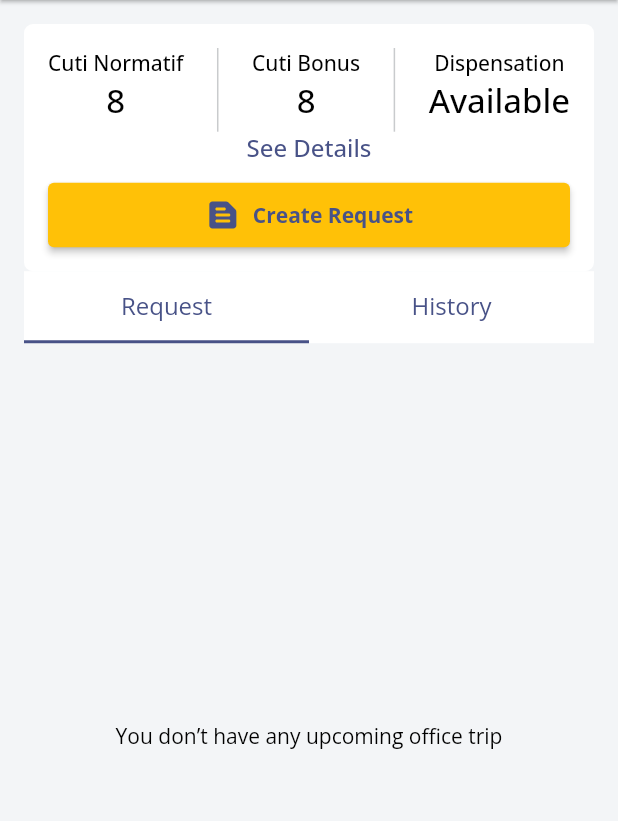
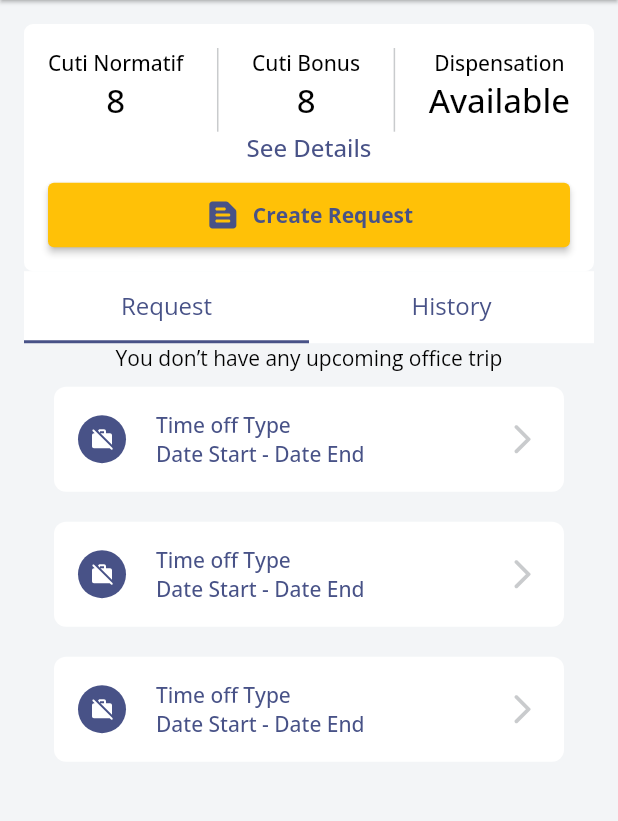
Before and after one commit to fikrighifari/sangati-hris, a Flutter app: the TimeOffScreen screen opened by its route, on a phone screen of 412 x 824 dp, the part 84-905 px from its top. Run offline on Flutter 3.47's test engine with Material 2 defaults, Android fonts, the phone set to English and light mode, and no system bars; our stand-ins replace camera, device_info_plus, dio, flutter_modular, flutter_svg, geolocator and 9 more; missing offline and left inert: android_id, datetime_setting, glutton, google_ml_kit; accounts and stored records are empty; project files that could hold a hidden picture were left out.

Commit message:
Add: detail time off screen

```diff
--- a/lib/app/config/time_off_routes.dart
+++ b/lib/app/config/time_off_routes.dart
@@ -1,6 +1,9 @@
 import 'package:flutter_modular/flutter_modular.dart';
+import 'package:sangati/app/ui/time_off/time_off_detail_screen.dart';
 import 'package:sangati/app/ui/time_off/time_off_screen.dart';
 
 List<ModularRoute> timeOffRoutes = [
   ChildRoute('/', child: (context, args) => const TimeOffScreen()),
+  ChildRoute('/detail_time_off',
+      child: (context, args) => const TimeOffDetailScreen()),
 ];
--- a/lib/app/ui/time_off/time_off_screen.dart
+++ b/lib/app/ui/time_off/time_off_screen.dart
@@ -1,4 +1,5 @@
 import 'package:flutter/material.dart';
+import 'package:flutter_modular/flutter_modular.dart';
 import 'package:flutter_svg/flutter_svg.dart';
 import 'package:sangati/app/themes/app_themes.dart';
 import 'package:sangati/app/widgets/reusable_components/reusable_components.dart';
@@ -96,9 +97,14 @@ class _TimeOffScreenState extends State<TimeOffScreen>
                         ],
                       ),
                     ),
-                    TextWidget.titleMedium(
-                      'See Details',
-                      color: AppColor.primaryBlueColor(),
+                    GestureDetector(
+                      onTap: () {
+                        Modular.to.pushNamed('/time_off/detail_time_off');
+                      },
+                      child: TextWidget.titleMedium(
+                        'See Details',
+                        color: AppColor.primaryBlueColor(),
+                      ),
                     ),
                     SizedBox(
                       height: 12,
@@ -149,7 +155,7 @@ class _TimeOffScreenState extends State<TimeOffScreen>
               Expanded(
                 child: TabBarView(
                   controller: _tabController,
-                  children: [
+                  children: const [
                     Tab1Screen(),
                     Tab2Screen(),
                   ],
@@ -164,17 +170,50 @@ class _TimeOffScreenState extends State<TimeOffScreen>
 }
 
 class Tab1Screen extends StatelessWidget {
+  const Tab1Screen({super.key});
+
   @override
   Widget build(BuildContext context) {
-    return const Center(
-      child: TextWidget.bodyMedium(
-        'You don’t have any upcoming office trip',
+    return Center(
+      child: Column(
+        // mainAxisAlignment: MainAxisAlignment.center,
+        children: [
+          TextWidget.bodyMedium(
+            'You don’t have any upcoming office trip',
+          ),
+          ProfileContentMenu(
+            menuTitle: 'Time off Type',
+            subTitle: 'Date Start - Date End',
+            menuIcon: 'ic_work_off',
+            onTap: () {
+              // _showFeatureDialog();
+            },
+          ),
+          ProfileContentMenu(
+            menuTitle: 'Time off Type',
+            subTitle: 'Date Start - Date End',
+            menuIcon: 'ic_work_off',
+            onTap: () {
+              // _showFeatureDialog();
+            },
+          ),
+          ProfileContentMenu(
+            menuTitle: 'Time off Type',
+            subTitle: 'Date Start - Date End',
+            menuIcon: 'ic_work_off',
+            onTap: () {
+              // _showFeatureDialog();
+            },
+          ),
+        ],
       ),
     );
   }
 }
 
 class Tab2Screen extends StatelessWidget {
+  const Tab2Screen({super.key});
+
   @override
   Widget build(BuildContext context) {
     return const Center(
@@ -184,3 +223,114 @@ class Tab2Screen extends StatelessWidget {
     );
   }
 }
+
+class ProfileContentMenu extends StatelessWidget {
+  final String? menuTitle;
+  final String? subTitle;
+  final String? menuIcon;
+  final Function()? onTap;
+  const ProfileContentMenu({
+    super.key,
+    this.menuTitle,
+    this.subTitle,
+    this.menuIcon,
+    this.onTap,
+  });
+
+  @override
+  Widget build(BuildContext context) {
+    return InkWell(
+      onTap: onTap,
+      child: CustomContainer(
+        padding: EdgeInsets.symmetric(
+          horizontal: defaultMargin,
+          vertical: defaultMargin,
+        ),
+        radius: 8,
+        margin: const EdgeInsets.symmetric(horizontal: 20, vertical: 10.0),
+        child: Column(
+          children: [
+            Row(
+              crossAxisAlignment: CrossAxisAlignment.center,
+              mainAxisAlignment: MainAxisAlignment.start,
+              mainAxisSize: MainAxisSize.min,
+              children: [
+                Container(
+                    height: 32,
+                    width: 32,
+                    margin: const EdgeInsets.only(
+                      right: 12,
+                    ),
+                    padding: const EdgeInsets.all(8),
+                    decoration: BoxDecoration(
+                      shape: BoxShape.circle,
+                      color: AppColor.primaryBlueColor(),
+                    ),
+                    child: SvgPicture.asset(
+                      'assets/icons/$menuIcon.svg',
+                      colorFilter: ColorFilter.mode(
+                        AppColor.whiteColor(),
+                        BlendMode.srcIn,
+                      ),
+                    )),
+                const SizedBox(width: 8),
+                Expanded(
+                  child: Column(
+                    crossAxisAlignment: CrossAxisAlignment.start,
+                    children: [
+                      Container(
+                        padding: const EdgeInsets.only(bottom: 0.0),
+                        child: Column(
+                            crossAxisAlignment: CrossAxisAlignment.start,
+                            children: [
+                              TextWidget.titleSmall(
+                                menuTitle.toString(),
+                                color: AppColor.primaryBlueColor(),
+                              ),
+                              TextWidget.titleSmall(
+                                subTitle.toString(),
+                                color: AppColor.primaryBlueColor(),
+                              ),
+                            ]),
+                      ),
+                    ],
+                  ),
+                ),
+                Row(
+                  crossAxisAlignment: CrossAxisAlignment.center,
+                  mainAxisAlignment: MainAxisAlignment.start,
+                  mainAxisSize: MainAxisSize.min,
+                  children: [
+                    // CustomContainer(
+                    //   radius: 4,
+                    //   padding: const EdgeInsets.symmetric(
+                    //     horizontal: 8.5,
+                    //     vertical: 4,
+                    //   ),
+                    //   margin: const EdgeInsets.only(
+                    //     right: 4,
+                    //   ),
+                    //   backgroundColor: AppColor.secondaryColor(),
+                    //   child: const TextWidget.labelMedium('3'),
+                    // ),
+                    // TextWidget.bodySmall(
+                    //   'Pending',
+                    //   color: AppColor.bodyColor(),
+                    // ),
+                    SvgPicture.asset(
+                      'assets/icons/ic_arrow_next.svg',
+                      colorFilter: ColorFilter.mode(
+                        AppColor.separatorColor(),
+                        BlendMode.srcIn,
+                      ),
+                    )
+                  ],
+                ),
+              ],
+            ),
+          ],
+        ),
+      ),
+    );
+  }
+}
```
Also changed, not shown: lib/app/ui/time_off/time_off_detail_screen.dart (added, +164 -0 lines).
